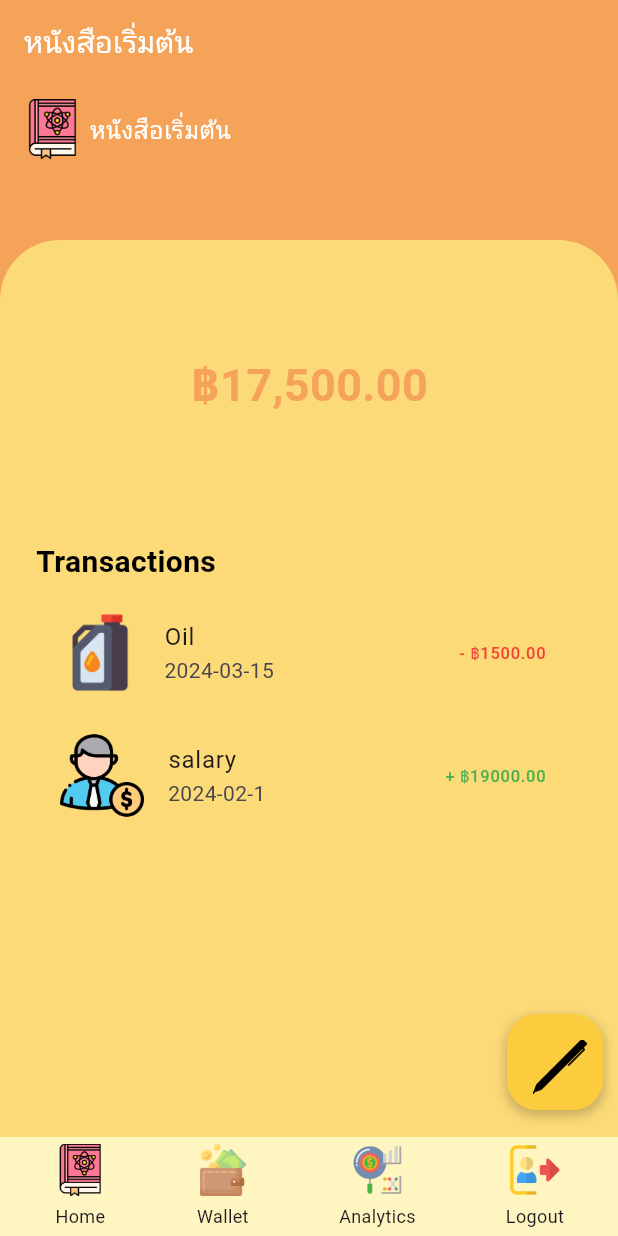
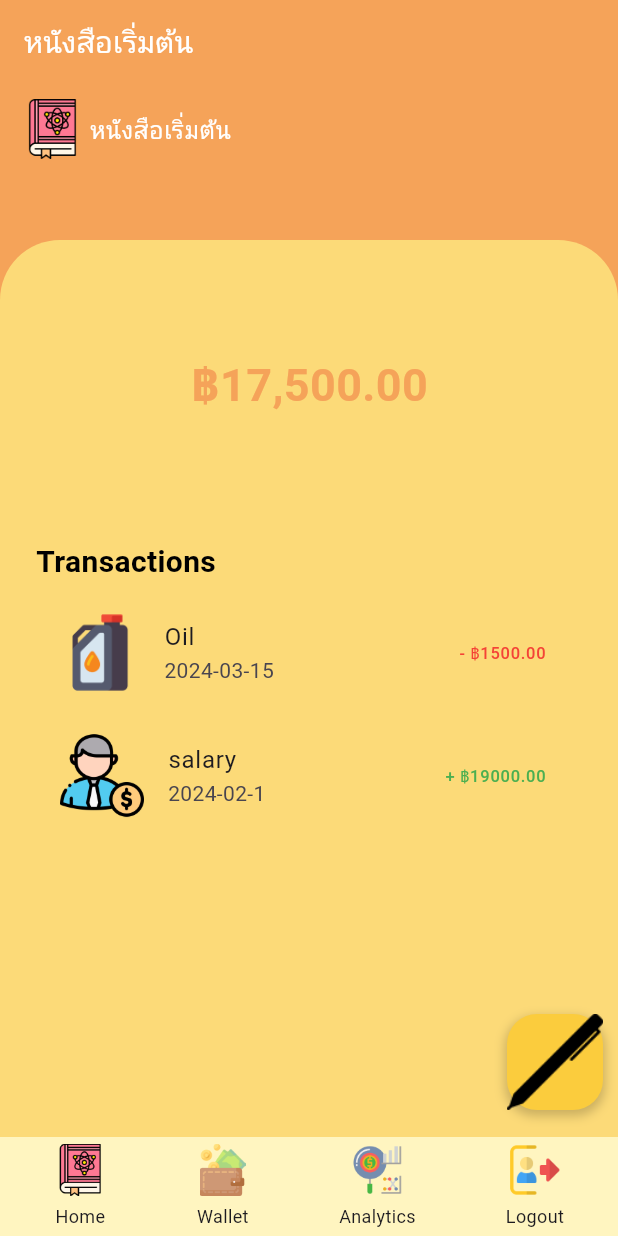
Before and after one commit to 041supitchaya/Project-paco, a Flutter app: the screen it shows after launch, on a phone screen of 412 x 824 dp. Run offline on Flutter 3.47's test engine with Material 3 defaults, Android fonts, the phone set to English and light mode, and no system bars; our stand-ins replace firebase_auth, firebase_core, image_picker; accounts and stored records are empty.

Commit message:
edit pen

```diff
--- a/lib/note/expenses.dart
+++ b/lib/note/expenses.dart
@@ -4,11 +4,7 @@ import 'dart:io';
 
 // import 'package:firebase_core/firebase_core.dart';
 
-void main() {
-  runApp(MyApp());
-}
-
-class MyApp extends StatelessWidget {
+class expenses extends StatelessWidget {
   @override
   Widget build(BuildContext context) {
     return MaterialApp(
--- a/lib/note/income.dart
+++ b/lib/note/income.dart
@@ -3,11 +3,8 @@ import 'package:image_picker/image_picker.dart';
 import 'dart:io';
 // import 'package:firebase_core/firebase_core.dart';
 
-void main() {
-  runApp(MyApp());
-}
 
-class MyApp extends StatelessWidget {
+class income extends StatelessWidget {
   @override
   Widget build(BuildContext context) {
     return MaterialApp(
--- a/lib/page/home_page.dart
+++ b/lib/page/home_page.dart
@@ -5,10 +5,8 @@ import 'package:paco_money/page/analytics.dart';
 import 'package:paco_money/screen/login.dart';
 import 'package:paco_money/history/history1.dart';
 import 'package:paco_money/history/history2.dart';
+import 'package:paco_money/note/expenses.dart';
 
-// void main() {
-//   runApp(MyApp());
-// }
 
 class homepage extends StatelessWidget {
   @override
@@ -167,8 +165,16 @@ class homepage extends StatelessWidget {
                 width: 64, // ความกว้างของสี่เหลี่ยม
                 child: Stack(
                   children: [
-                    // สี่เหลี่ยมสีเหลือง
+                    // เพิ่มช่อง pen
                     Positioned.fill(
+                      // pen เชื่อมไปหน้า expenses
+                      child: GestureDetector(
+                        onTap: () {
+                          Navigator.push(
+                            context,
+                            MaterialPageRoute(builder: (context) => expenses()),
+                          );
+                        },
                         child: Container(
                           decoration: BoxDecoration(
                             color: Color.fromARGB(255, 251, 204, 61), // สี FCDA78
@@ -182,16 +188,17 @@ class homepage extends StatelessWidget {
                               ),
                             ],
                           ),
-                      ),
-                    ),
                           // รูป pen อยู่ตรงกลางของสี่เหลี่ยม
-                    Positioned(
+                          child: Positioned(
                             top: 17, // ระยะตำแหน่งจากด้านบน
                             left: 17, // ระยะตำแหน่งจากด้านซ้าย
                             child: Image.asset(
                               'image/pen.png', // เปลี่ยนเป็นพาทของรูป pen ของคุณ
-                        width: 36,
-                        height: 36,
+                              width: 30,
+                              height: 30,
+                            ),
+                          ),
+                        ),
                       ),
                     ),
                   ],
```
Also changed, not shown: lib/history/history1.dart (+0 -20 lines), lib/history/history2.dart (+9 -29 lines). Lines whose indentation alone changed are shown as unchanged.
